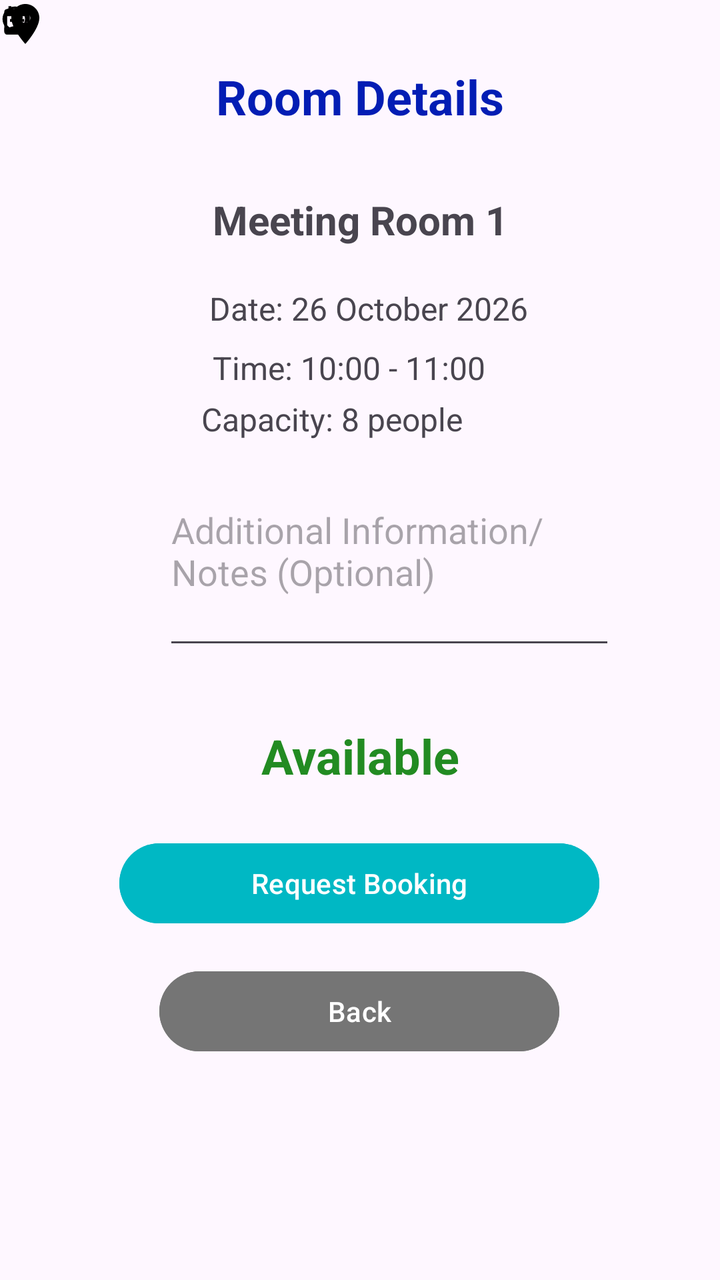
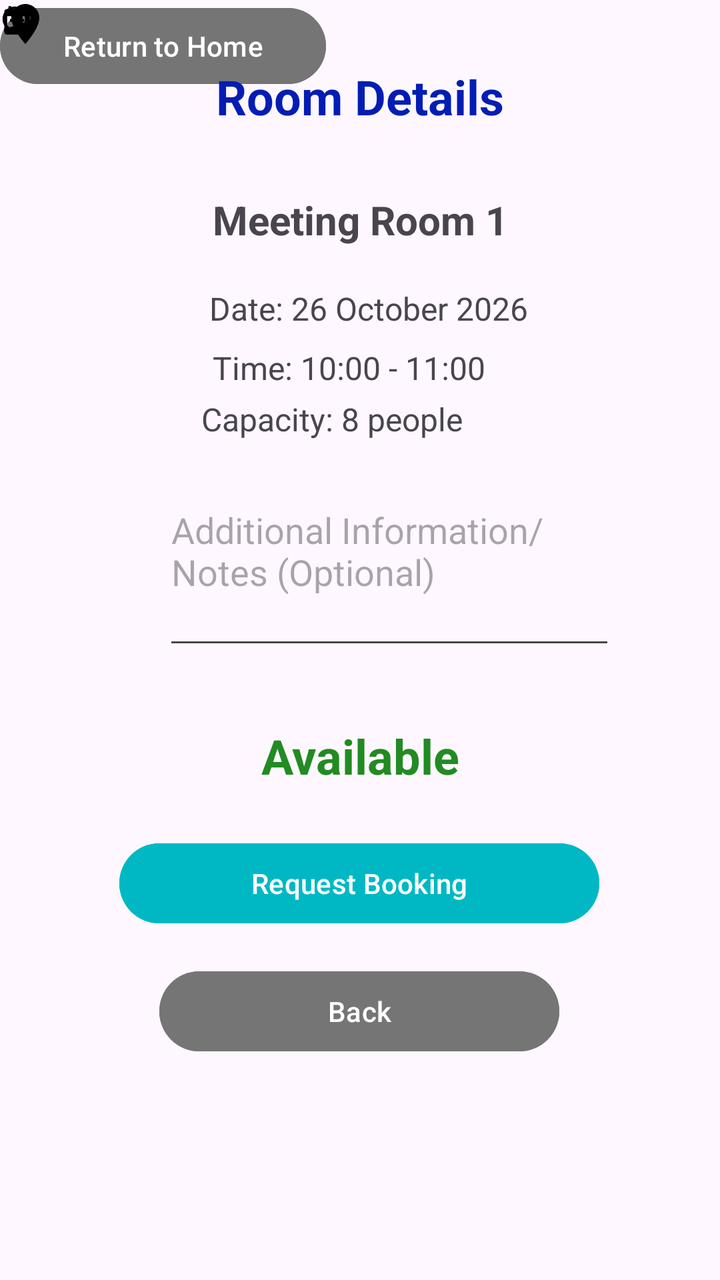

Screens rendered from an Android XML layout before and after an edit, with the pre-edit source and the edit as a unified diff.
<!-- AndroidManifest.xml: application theme Theme.OfficeSpaceBooking -->
<!-- res/layout/activity_room_details.xml -->
<?xml version="1.0" encoding="utf-8"?>
<androidx.constraintlayout.widget.ConstraintLayout xmlns:android="http://schemas.android.com/apk/res/android"
    xmlns:app="http://schemas.android.com/apk/res-auto"
    xmlns:tools="http://schemas.android.com/tools"
    android:id="@+id/main"
    android:layout_width="match_parent"
    android:layout_height="match_parent"
    tools:context=".RoomDetailsActivity">

    <Button
        android:id="@+id/btnBack2"
        android:layout_width="200dp"
        android:layout_height="48dp"
        android:layout_marginTop="16dp"
        android:backgroundTint="#757575"
        android:text="Back"
        app:layout_constraintEnd_toEndOf="parent"
        app:layout_constraintHorizontal_bias="0.497"
        app:layout_constraintStart_toStartOf="parent"
        app:layout_constraintTop_toBottomOf="@+id/btnRequestBooking" />

    <Button
        android:id="@+id/btnRequestBooking"
        android:layout_width="240dp"
        android:layout_height="48dp"
        android:layout_marginTop="24dp"
        android:backgroundTint="#00B8C4"
        android:text="Request Booking"
        app:layout_constraintEnd_toEndOf="parent"
        app:layout_constraintHorizontal_bias="0.497"
        app:layout_constraintStart_toStartOf="parent"
        app:layout_constraintTop_toBottomOf="@+id/txtAvailabilityStatus" />

    <TextView
        android:id="@+id/txtRoomDetailsTitle"
        android:layout_width="wrap_content"
        android:layout_height="wrap_content"
        android:layout_marginTop="32dp"
        android:text="Room Details"
        android:textColor="#031DB4"
        android:textSize="24sp"
        android:textStyle="bold"
        app:layout_constraintEnd_toEndOf="parent"
        app:layout_constraintStart_toStartOf="parent"
        app:layout_constraintTop_toTopOf="parent" />

    <TextView
        android:id="@+id/txtRoomName"
        android:layout_width="wrap_content"
        android:layout_height="wrap_content"
        android:layout_marginTop="32dp"
        android:text="Meeting Room 1"
        android:textSize="20sp"
        android:textStyle="bold"
        app:layout_constraintEnd_toEndOf="parent"
        app:layout_constraintStart_toStartOf="parent"
        app:layout_constraintTop_toBottomOf="@+id/txtRoomDetailsTitle" />

    <TextView
        android:id="@+id/txtRoomDate"
        android:layout_width="wrap_content"
        android:layout_height="wrap_content"
        android:layout_marginTop="20dp"
        android:text="Date: 26 October 2026"
        android:textSize="16sp"
        app:layout_constraintEnd_toEndOf="parent"
        app:layout_constraintHorizontal_bias="0.521"
        app:layout_constraintStart_toStartOf="parent"
        app:layout_constraintTop_toBottomOf="@+id/txtRoomName" />

    <TextView
        android:id="@+id/txtRoomCapacity"
        android:layout_width="190dp"
        android:layout_height="24dp"
        android:layout_marginTop="4dp"
        android:text="Capacity: 8 people"
        android:textSize="16sp"
        app:layout_constraintEnd_toEndOf="parent"
        app:layout_constraintHorizontal_bias="0.592"
        app:layout_constraintStart_toStartOf="parent"
        app:layout_constraintTop_toBottomOf="@+id/txtRoomTime" />

    <TextView
        android:id="@+id/txtRoomTime"
        android:layout_width="wrap_content"
        android:layout_height="wrap_content"
        android:layout_marginTop="8dp"
        android:text="Time: 10:00 - 11:00"
        android:textAlignment="viewStart"
        android:textSize="16sp"
        app:layout_constraintEnd_toEndOf="parent"
        app:layout_constraintHorizontal_bias="0.476"
        app:layout_constraintStart_toStartOf="parent"
        app:layout_constraintTop_toBottomOf="@+id/txtRoomDate" />

    <ImageView
        android:id="@+id/imageView9"
        android:layout_width="25dp"
        android:layout_height="24dp"
        app:srcCompat="@drawable/room"
        tools:layout_editor_absoluteX="106dp"
        tools:layout_editor_absoluteY="99dp" />

    <ImageView
        android:id="@+id/imageView10"
        android:layout_width="17dp"
        android:layout_height="20dp"
        app:srcCompat="@drawable/date"
        tools:layout_editor_absoluteX="113dp"
        tools:layout_editor_absoluteY="146dp" />

    <ImageView
        android:id="@+id/imageView11"
        android:layout_width="15dp"
        android:layout_height="19dp"
        app:srcCompat="@drawable/time"
        tools:layout_editor_absoluteX="115dp"
        tools:layout_editor_absoluteY="174dp" />

    <ImageView
        android:id="@+id/imageView12"
        android:layout_width="17dp"
        android:layout_height="23dp"
        app:srcCompat="@drawable/employee"
        tools:layout_editor_absoluteX="113dp"
        tools:layout_editor_absoluteY="199dp" />

    <EditText
        android:id="@+id/editTextTextMultiLine"
        android:layout_width="226dp"
        android:layout_height="87dp"
        android:layout_marginTop="20dp"
        android:ems="10"
        android:gravity="start|top"
        android:hint="Additional Information/Notes (Optional)"
        android:inputType="textMultiLine"
        app:layout_constraintEnd_toEndOf="parent"
        app:layout_constraintHorizontal_bias="0.61"
        app:layout_constraintStart_toStartOf="parent"
        app:layout_constraintTop_toBottomOf="@+id/txtRoomCapacity" />

    <TextView
        android:id="@+id/txtAvailabilityStatus"
        android:layout_width="123dp"
        android:layout_height="32dp"
        android:layout_marginTop="32dp"
        android:text="Available"
        android:textAlignment="center"
        android:textColor="	#228B22"
        android:textSize="24sp"
        android:textStyle="bold"
        app:layout_constraintEnd_toEndOf="parent"
        app:layout_constraintStart_toStartOf="parent"
        app:layout_constraintTop_toBottomOf="@+id/editTextTextMultiLine" />

</androidx.constraintlayout.widget.ConstraintLayout>
<!-- resources referenced by this layout -->
<resources>
  <!-- drawable date (drawable) -->
  <vector xmlns:android="http://schemas.android.com/apk/res/android" android:height="24dp" android:tint="#000000" android:viewportHeight="24" android:viewportWidth="24" android:width="24dp">
        
      <path android:fillColor="@android:color/white" android:pathData="M9,11L7,11v2h2v-2zM13,11h-2v2h2v-2zM17,11h-2v2h2v-2zM19,4h-1L18,2h-2v2L8,4L8,2L6,2v2L5,4c-1.11,0 -1.99,0.9 -1.99,2L3,20c0,1.1 0.89,2 2,2h14c1.1,0 2,-0.9 2,-2L21,6c0,-1.1 -0.9,-2 -2,-2zM19,20L5,20L5,9h14v11z"/>
      
  </vector>
  <!-- drawable employee (drawable) -->
  <vector xmlns:android="http://schemas.android.com/apk/res/android" android:height="24dp" android:tint="#000000" android:viewportHeight="24" android:viewportWidth="24" android:width="24dp">
        
      <path android:fillColor="@android:color/white" android:pathData="M12,12c2.21,0 4,-1.79 4,-4s-1.79,-4 -4,-4 -4,1.79 -4,4 1.79,4 4,4zM12,14c-2.67,0 -8,1.34 -8,4v2h16v-2c0,-2.66 -5.33,-4 -8,-4z"/>
      
  </vector>
  <!-- drawable room (drawable) -->
  <vector xmlns:android="http://schemas.android.com/apk/res/android" android:height="240dp" android:tint="#000000" android:viewportHeight="24" android:viewportWidth="24" android:width="240dp">
        
      <path android:fillColor="@android:color/white" android:pathData="M12,2C8.13,2 5,5.13 5,9c0,5.25 7,13 7,13s7,-7.75 7,-13c0,-3.87 -3.13,-7 -7,-7zM12,11.5c-1.38,0 -2.5,-1.12 -2.5,-2.5s1.12,-2.5 2.5,-2.5 2.5,1.12 2.5,2.5 -1.12,2.5 -2.5,2.5z"/>
      
  </vector>
  <!-- drawable time (drawable) -->
  <vector xmlns:android="http://schemas.android.com/apk/res/android" android:height="24dp" android:tint="#000000" android:viewportHeight="24" android:viewportWidth="24" android:width="24dp">
        
      <path android:fillColor="@android:color/white" android:pathData="M11.99,2C6.47,2 2,6.48 2,12s4.47,10 9.99,10C17.52,22 22,17.52 22,12S17.52,2 11.99,2zM12,20c-4.42,0 -8,-3.58 -8,-8s3.58,-8 8,-8 8,3.58 8,8 -3.58,8 -8,8z"/>
        
      <path android:fillColor="@android:color/white" android:pathData="M12.5,7H11v6l5.25,3.15 0.75,-1.23 -4.5,-2.67z"/>
      
  </vector>
  <style name="Theme.OfficeSpaceBooking" parent="Base.Theme.OfficeSpaceBooking" />
  <style name="Base.Theme.OfficeSpaceBooking" parent="Theme.Material3.DayNight.NoActionBar">
          
          
      </style>
</resources>

<!-- the commit's change to res/layout/activity_room_details.xml (unified diff, before → after) -->
@@ -6,6 +6,15 @@
     android:layout_width="match_parent"
     android:layout_height="match_parent"
     tools:context=".RoomDetailsActivity">
+
+    <Button
+        android:id="@+id/btnReturntoHome2"
+        android:layout_width="163dp"
+        android:layout_height="46dp"
+        android:backgroundTint="#757575"
+        android:text="Return to Home"
+        tools:layout_editor_absoluteX="124dp"
+        tools:layout_editor_absoluteY="544dp" />
 
     <Button
         android:id="@+id/btnBack2"
